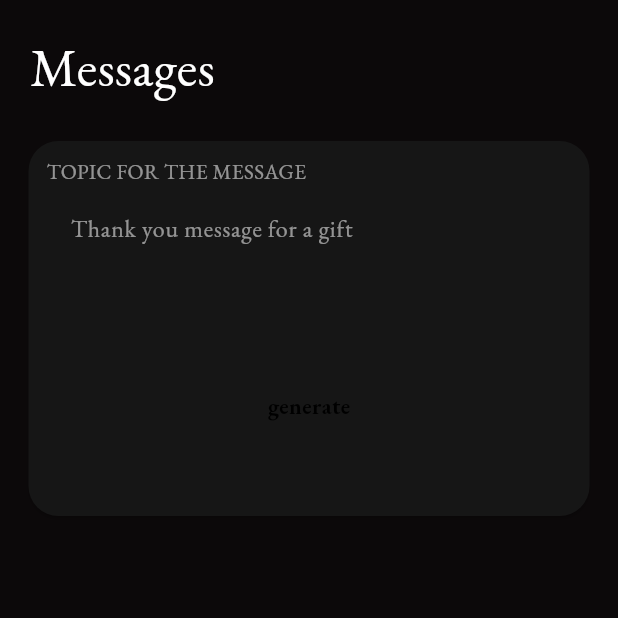
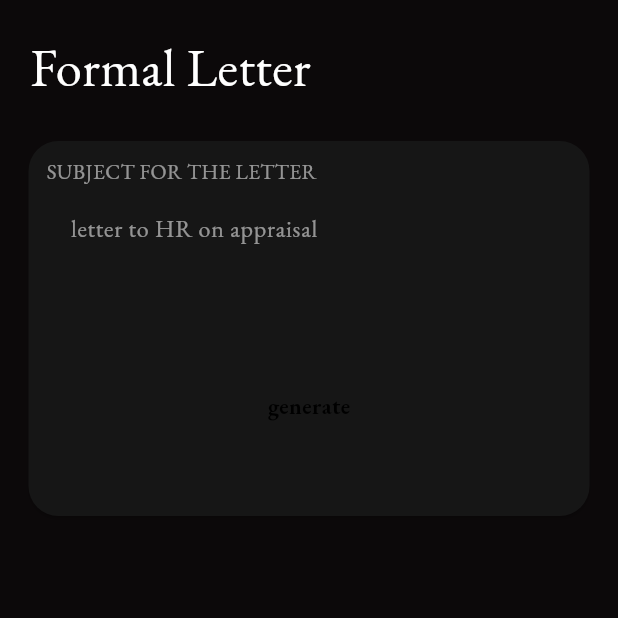
Before and after one commit to Jayakrishnan-manoj/WriteMaster, a Flutter app: the LetterInputScreen screen opened directly, on a phone screen of 412 x 824 dp, the top half of it. Run offline on Flutter 3.47's test engine with Material 2 defaults, Android fonts, the phone set to English and light mode, and no system bars; our stand-ins replace firebase_auth, firebase_core, font_awesome_flutter, google_sign_in; missing offline and left inert: neopop; accounts and stored records are empty.

Commit message:
complete: letter generation

```diff
--- a/lib/screens/input_screens/letter_input_screen.dart
+++ b/lib/screens/input_screens/letter_input_screen.dart
@@ -7,10 +7,10 @@ import '../../providers/result_provider.dart';
 import '../../widgets/custom_inputfield.dart';
 
 class LetterInputScreen extends StatefulWidget {
-  final String format;
+  final bool formal;
   const LetterInputScreen({
     super.key,
-    required this.format,
+    required this.formal,
   });
 
   @override
@@ -31,9 +31,11 @@ class _LetterInputScreenState extends State<LetterInputScreen> {
           builder: (context, resultProvider, _) => Column(
             children: [
               CustomInputField(
-                title: 'Messages',
-                textFieldHeader: 'TOPIC FOR THE MESSAGE',
-                hintText: 'Thank you message for a gift',
+                title: widget.formal ? "Formal Letter" : "Informal Letter",
+                textFieldHeader: 'SUBJECT FOR THE LETTER',
+                hintText: widget.formal
+                    ? "letter to HR on appraisal"
+                    : "thanksgiving invitation to friend",
                 textFieldController: letterController,
                 textFocusNode: letterFocusNode,
                 generateFunction: () async {
@@ -45,7 +47,7 @@ class _LetterInputScreenState extends State<LetterInputScreen> {
                   await Provider.of<ResultProvider>(context, listen: false)
                       .generateLetter(
                     letterController.text,
-                    widget.format,
+                    widget.formal,
                   );
                   setState(() {
                     _isLoading = false;
@@ -84,7 +86,9 @@ class _LetterInputScreenState extends State<LetterInputScreen> {
                                     )
                                   : Container(),
                               Text(
-                                resultProvider.messageResult,
+                                widget.formal
+                                    ? resultProvider.formalLetterResult
+                                    : resultProvider.informalLetterResult,
                                 textAlign: TextAlign.start,
                                 style: const TextStyle(
                                   color: Colors.white,
--- a/lib/widgets/bottom_sheet.dart
+++ b/lib/widgets/bottom_sheet.dart
@@ -48,7 +48,7 @@ class BottomSheetContent extends StatelessWidget {
                   Navigator.of(context).push(
                     MaterialPageRoute(
                       builder: (context) =>
-                          const LetterInputScreen(format: 'formal'),
+                          const LetterInputScreen(formal: true,),
                     ),
                   );
                 },
@@ -87,7 +87,7 @@ class BottomSheetContent extends StatelessWidget {
                   Navigator.of(context).push(
                     MaterialPageRoute(
                       builder: (context) =>
-                          const LetterInputScreen(format: 'informal'),
+                          const LetterInputScreen(formal: false),
                     ),
                   );
                 },
```
Also changed, not shown: lib/providers/result_provider.dart (+30 -12 lines).
